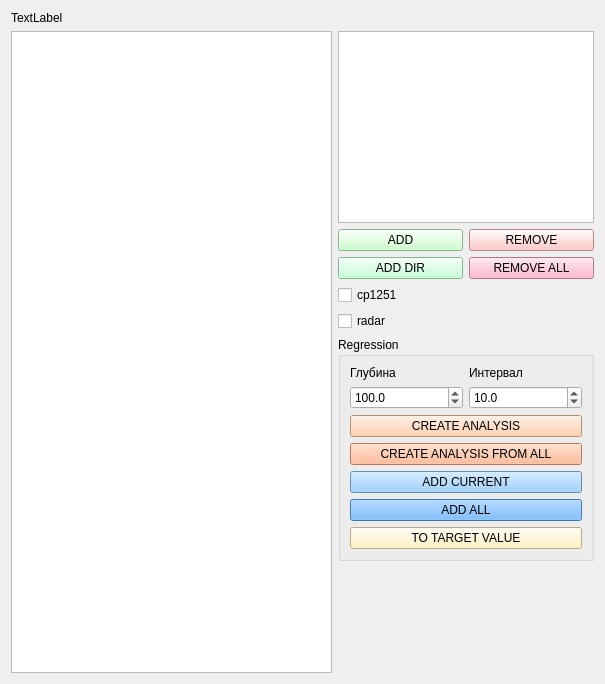
First picture: the form in qt/form_well_log.ui, repository idergunoff/geovel_1.0, before the edit.
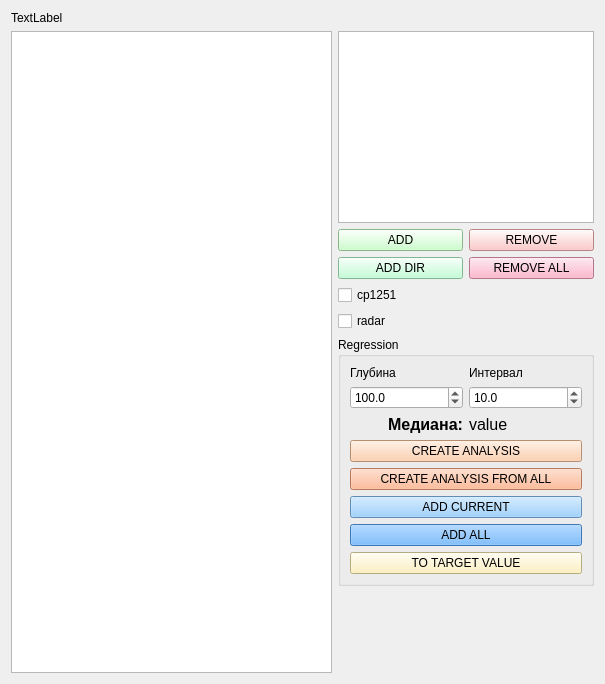
Second picture: the form after the edit. Custom widgets are drawn as their Qt base class.

Commit message: form_well_log - buttons + labels

Diff of the .ui file:
```diff
--- a/qt/form_well_log.ui
+++ b/qt/form_well_log.ui
@@ -124,6 +124,19 @@
             </property>
            </widget>
           </item>
+          <item row="7" column="0" colspan="2">
+           <widget class="QPushButton" name="pushButton">
+            <property name="toolTip">
+             <string>Передать среднее значение в target value</string>
+            </property>
+            <property name="styleSheet">
+             <string notr="true">background-color: rgb(255, 239, 175);</string>
+            </property>
+            <property name="text">
+             <string>TO TARGET VALUE</string>
+            </property>
+           </widget>
+          </item>
           <item row="0" column="1">
            <widget class="QLabel" name="label_3">
             <property name="text">
@@ -131,7 +144,7 @@
             </property>
            </widget>
           </item>
-          <item row="5" column="0" colspan="2">
+          <item row="6" column="0" colspan="2">
            <widget class="QPushButton" name="pushButton_add_all">
             <property name="toolTip">
              <string>Добавить среднее значение в выделенном интервале по всем кривым </string>
@@ -164,7 +177,7 @@
             </property>
            </widget>
           </item>
-          <item row="2" column="0" colspan="2">
+          <item row="3" column="0" colspan="2">
            <widget class="QPushButton" name="pushButton_create_an">
             <property name="toolTip">
              <string>Создать анализ</string>
@@ -177,7 +190,7 @@
             </property>
            </widget>
           </item>
-          <item row="4" column="0" colspan="2">
+          <item row="5" column="0" colspan="2">
            <widget class="QPushButton" name="pushButton_add_current">
             <property name="toolTip">
              <string>Добавить среднее значение в выделенном интервале по текущей кривой</string>
@@ -190,7 +203,7 @@
             </property>
            </widget>
           </item>
-          <item row="3" column="0" colspan="2">
+          <item row="4" column="0" colspan="2">
            <widget class="QPushButton" name="pushButton_create_all_an">
             <property name="toolTip">
              <string>Создать анализ на всех каротажных кривых</string>
@@ -203,16 +216,32 @@
             </property>
            </widget>
           </item>
-          <item row="6" column="0" colspan="2">
-           <widget class="QPushButton" name="pushButton">
-            <property name="toolTip">
-             <string>Передать среднее значение в target value</string>
+          <item row="2" column="0">
+           <widget class="QLabel" name="label_4">
+            <property name="font">
+             <font>
+              <pointsize>12</pointsize>
+              <weight>75</weight>
+              <bold>true</bold>
+             </font>
             </property>
-            <property name="styleSheet">
-             <string notr="true">background-color: rgb(255, 239, 175);</string>
+            <property name="text">
+             <string>Медиана:</string>
             </property>
+            <property name="alignment">
+             <set>Qt::AlignRight|Qt::AlignTrailing|Qt::AlignVCenter</set>
+            </property>
+           </widget>
+          </item>
+          <item row="2" column="1">
+           <widget class="QLabel" name="label_value">
+            <property name="font">
+             <font>
+              <pointsize>12</pointsize>
+             </font>
+            </property>
             <property name="text">
-             <string>TO TARGET VALUE</string>
+             <string>value</string>
             </property>
            </widget>
           </item>
```
The commit also changes 1 other file.
